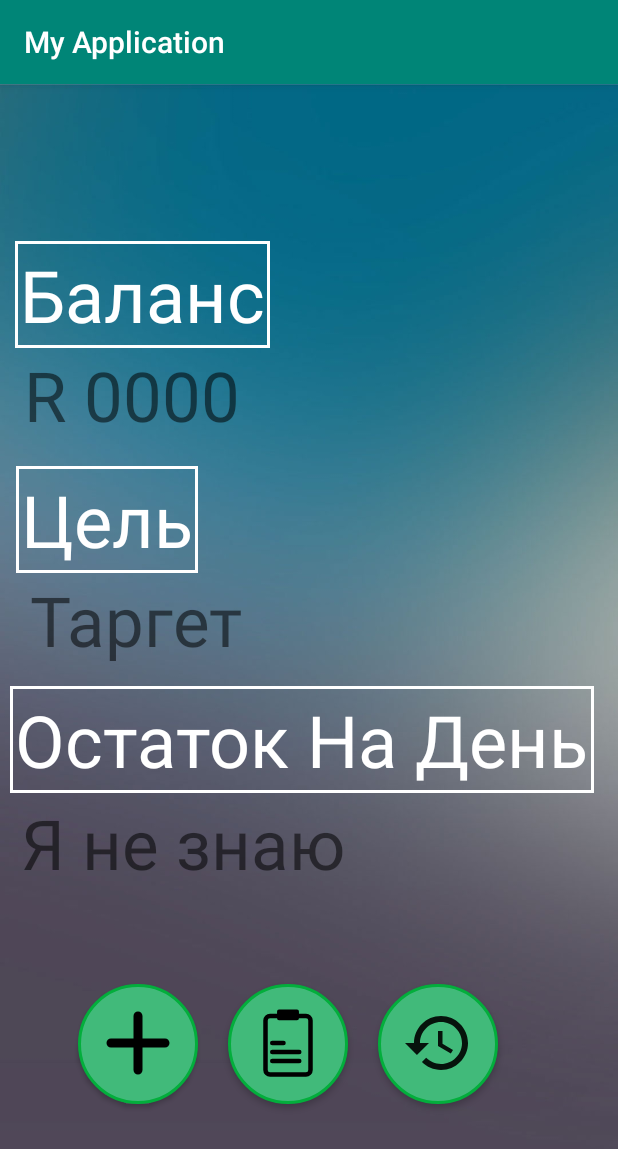
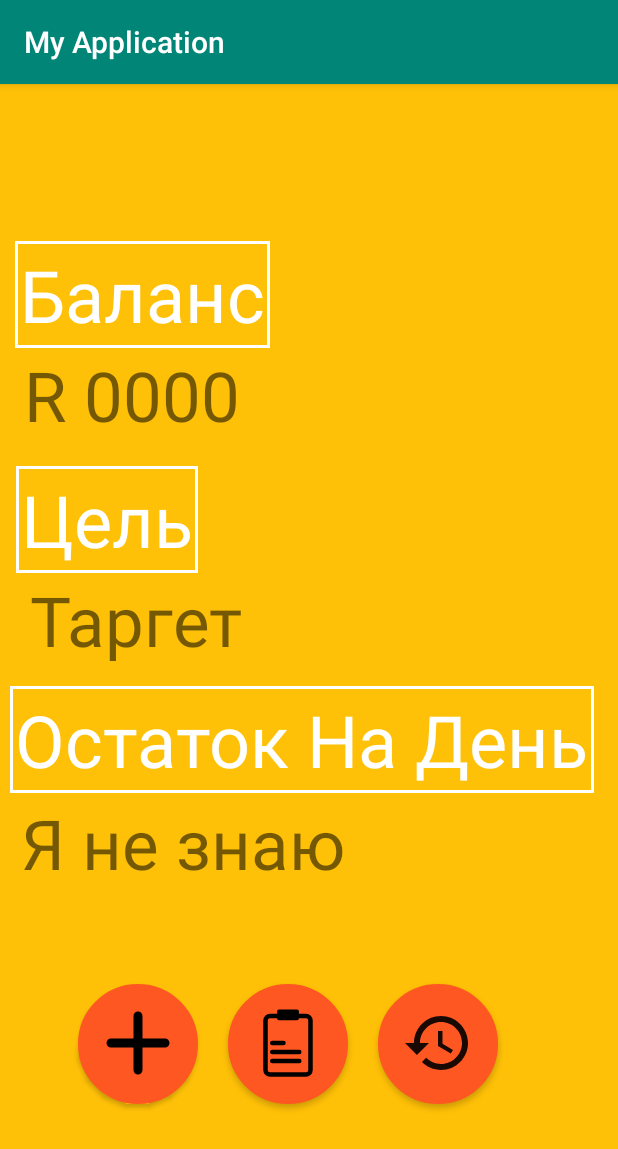
Before and after one commit to KirillKolyshkin/AndroidLearningProject, an Android app: the screen it shows after launch (MainActivity), on a phone screen of 412 x 824 dp. Shown: the top 1149 px of the screen. Run offline under Robolectric (Android 15) with nearby library versions, the phone set to English and light mode, and no system bars.

Commit message:
changed colours

```diff
--- a/app/src/main/res/drawable/circle.xml
+++ b/app/src/main/res/drawable/circle.xml
@@ -2,10 +2,10 @@
 <shape xmlns:android="http://schemas.android.com/apk/res/android"
        android:shape="rectangle">
     <corners android:radius="1000dp" />
-    <solid android:color="#41ba7a" />
+    <solid android:color="#FF5722" />
     <stroke
             android:width="2dip"
-            android:color="#03ae3c" />
+            android:color="#FF5722" />
     <padding
             android:bottom="4dp"
             android:left="4dp"
--- a/app/src/main/res/layout/activity_main.xml
+++ b/app/src/main/res/layout/activity_main.xml
@@ -6,7 +6,7 @@
         android:layout_width="match_parent"
         android:layout_height="match_parent"
         tools:context=".MainActivity"
-        android:background="@drawable/background">
+        android:background="#FFC107">
 
 
     <TextView
--- a/app/src/main/res/layout/buy_new_page.xml
+++ b/app/src/main/res/layout/buy_new_page.xml
@@ -3,7 +3,7 @@
         xmlns:android="http://schemas.android.com/apk/res/android"
         android:layout_width="match_parent"
         android:layout_height="match_parent"
-        android:background="@drawable/background">
+        android:background="#FFC107">
 
     <TextView
             android:layout_width="wrap_content"
--- a/app/src/main/res/layout/target_page.xml
+++ b/app/src/main/res/layout/target_page.xml
@@ -3,7 +3,7 @@
         xmlns:android="http://schemas.android.com/apk/res/android"
         android:layout_width="match_parent"
         android:layout_height="match_parent"
-        android:background="@drawable/background">
+        android:background="#FFC107">
 
     <TextView
             android:layout_width="wrap_content"
```
